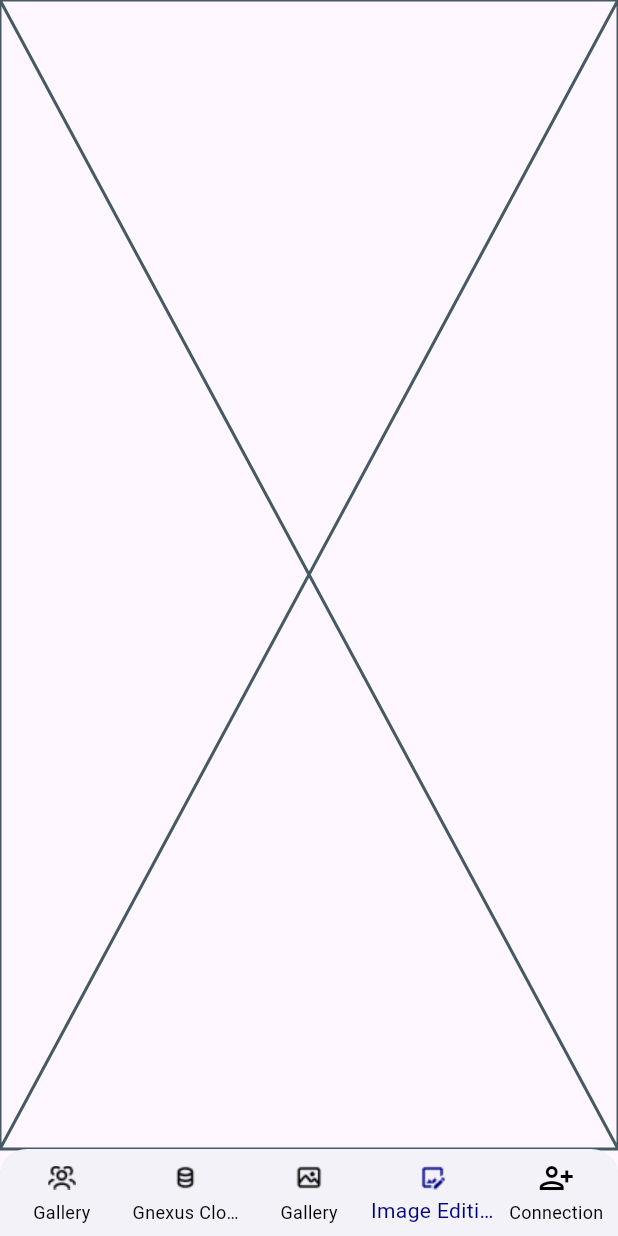
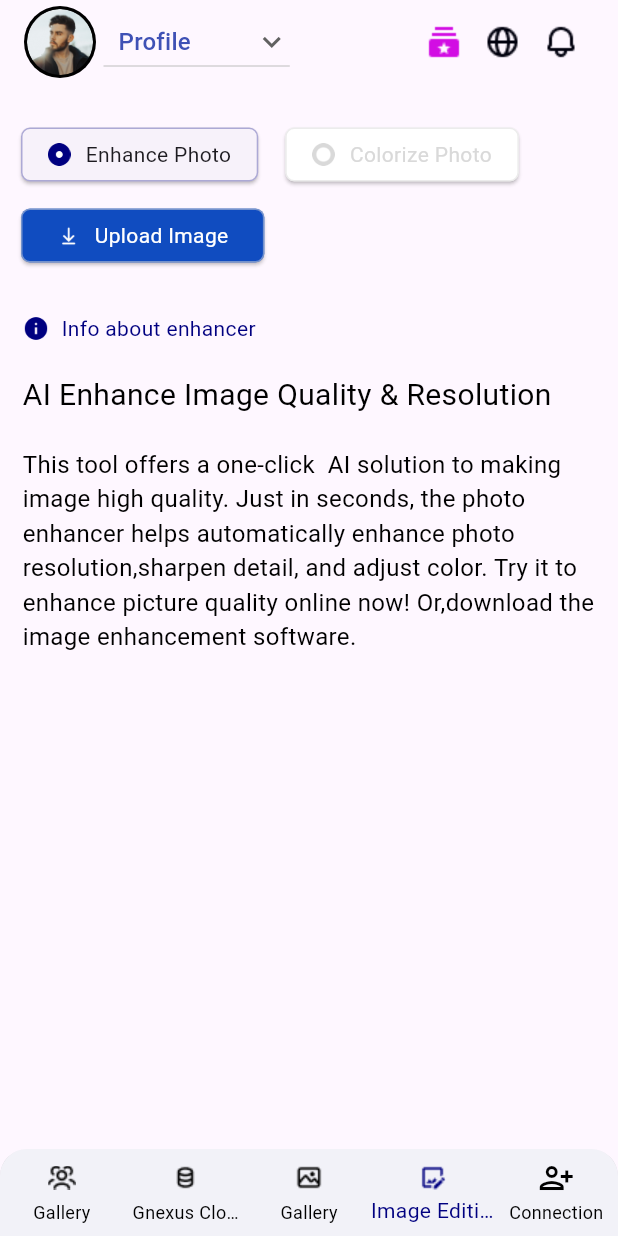
Before and after one commit to jacktuit/gnexus_for_me, a Flutter app: the screen it shows after launch, item 4 of the bottom bar chosen, on a phone screen of 412 x 824 dp. Run offline on Flutter 3.47's test engine with Material 2 defaults, Android fonts, the light colour scheme and no system bars; drawn by our look-alikes of upgrader; our stand-ins replace easy_localization, equatable, image_picker, shared_preferences; missing offline and left inert: flutter_facebook_auth, flutter_verification_code; accounts and stored records are empty; network calls fail.

Commit message:
Image editScreen page is ready

```diff
--- a/lib/presentation/screens/bottom_navigation/bottom_navigation.dart
+++ b/lib/presentation/screens/bottom_navigation/bottom_navigation.dart
@@ -17,7 +17,7 @@ class _MainPageState extends State<MainPage> {
     {'pageName': GalleryScreen(), 'title': 'Family tree'},
     {'pageName': FamilyTree(), 'title': 'Gnexus Cloud'},
     {'pageName': GalleryScreen(), 'title': 'Gallery'},
-    {'pageName': ImageEditScreen(), 'title': 'Image Editingd'},
+    {'pageName': ImageEditScreen(), 'title': 'Image Editing'},
     {'pageName': ConnectionScreen(), 'title': 'Connection'},
 
   ];
--- a/lib/presentation/screens/image_edit/image_edit.dart
+++ b/lib/presentation/screens/image_edit/image_edit.dart
@@ -1,4 +1,6 @@
 import 'package:flutter/material.dart';
+import 'package:gnexus/presentation/widgets/appbar_menu/custom_appbar.dart';
+
 class ImageEditScreen extends StatefulWidget {
   const ImageEditScreen({super.key});
 
@@ -9,6 +11,121 @@ class ImageEditScreen extends StatefulWidget {
 class _ImageEditScreenState extends State<ImageEditScreen> {
   @override
   Widget build(BuildContext context) {
-    return  Placeholder();
+    return Scaffold(
+      appBar: AppBar(
+        title: CustomAppBar(
+          titleDropDown: "Profile",
+        ),
+      ),
+      body: SingleChildScrollView(
+        child: Padding(
+          padding: const EdgeInsets.only(bottom: 10.0),
+          child: Column(
+            children: [
+              Container(
+                margin: EdgeInsets.only(top: 25, left: 10, right: 10),
+                child: Row(children: [
+                  Card(
+                    shape: RoundedRectangleBorder(
+                      borderRadius: BorderRadius.circular(6.0),
+                      side: BorderSide(
+                        width: 1,
+                        color: Color(0x4D000080),
+                      ),
+                    ),
+                    child: Padding(
+                      padding: const EdgeInsets.only(top: 8.0, bottom: 8.0, left: 18, right: 18),
+                      child: Row(
+                        children: [Image.asset("assets/selected_radio_button_icon.png", width: 15), SizedBox(width: 10), Text("Enhance Photo")],
+                      ),
+                    ),
+                  ),
+                  SizedBox(width: 10),
+                  Card(
+                    shape: RoundedRectangleBorder(
+                      borderRadius: BorderRadius.circular(6.0),
+                      side: BorderSide(
+                        width: 1,
+                        color: Color(0x80D9D9D9),
+                      ),
+                    ),
+                    color: Colors.white,
+                    child: Padding(
+                      padding: const EdgeInsets.only(top: 8.0, bottom: 8.0, left: 18, right: 18),
+                      child: Row(
+                        children: [Image.asset("assets/unselected_radio_button_icon.png", width: 15), SizedBox(width: 10), Text("Colorize Photo", style: TextStyle(color: Color(0xFFD9D9D9)),)],
+                      ),
+                    ),
+                  ),
+                ]),
+              ),
+              Row(
+                children: [
+                  Container(
+                    margin: EdgeInsets.only(left: 10, top: 10),
+                    child: Card(
+                      shape: RoundedRectangleBorder(
+                        borderRadius: BorderRadius.circular(6.0),
+                        side: BorderSide(
+                          width: 1,
+                          color: Color(0x80D9D9D9),
+                        ),
+                      ),
+                      color: Color(0xFF104CC0),
+                      child: Padding(
+                        padding: const EdgeInsets.only(top: 8.0, bottom: 8.0, left: 24, right: 24),
+                        child: Row(
+                          children: [
+                            Image.asset("assets/download_icon.png", width: 15),
+                            SizedBox(width: 10),
+                            Text(
+                              "Upload Image",
+                              style: TextStyle(color: Colors.white),
+                            )
+                          ],
+                        ),
+                      ),
+                    ),
+                  )
+                ],
+              ),
+              Container(
+                margin: EdgeInsets.only(top: 30, left: 15, right: 10),
+                child: Row(children: [
+                  Image.asset("assets/attention.png", width: 18),
+                  Padding(
+                    padding: const EdgeInsets.only(left: 8.0),
+                    child: Text(
+                      "Info about enhancer",
+                      style: TextStyle(color: Color(0xFF000080)),
+                    ),
+                  )
+                ]),
+              ),
+              Container(
+                margin: EdgeInsets.only(left: 15, right: 15, top: 20),
+                child: Row(children: [
+                  Text(
+                    "AI Enhance Image Quality & Resolution",
+                    style: TextStyle(fontSize: 20, color: Colors.black),
+                  )
+                ]),
+              ),
+              Container(
+                margin: EdgeInsets.only(left: 15, right: 15, top: 20),
+                child: Row(children: [
+                  Expanded(
+                    child: Text(
+                      "This tool offers a one-click  AI solution to making image high quality. Just in seconds, the photo enhancer helps automatically enhance photo resolution,sharpen detail, and adjust color. Try it to enhance picture quality online now! Or,download the image enhancement software.",
+                      style: TextStyle(fontSize: 16, color: Colors.black),
+                    ),
+                  )
+                ]),
+              ),
+            ],
+          ),
+        ),
+      ),
+    );
   }
 }
```
Also changed, not shown: assets/attention.png (added), assets/download_icon.png (added), assets/selected_radio_button_icon.png (added), assets/unselected_radio_button_icon.png (added).
